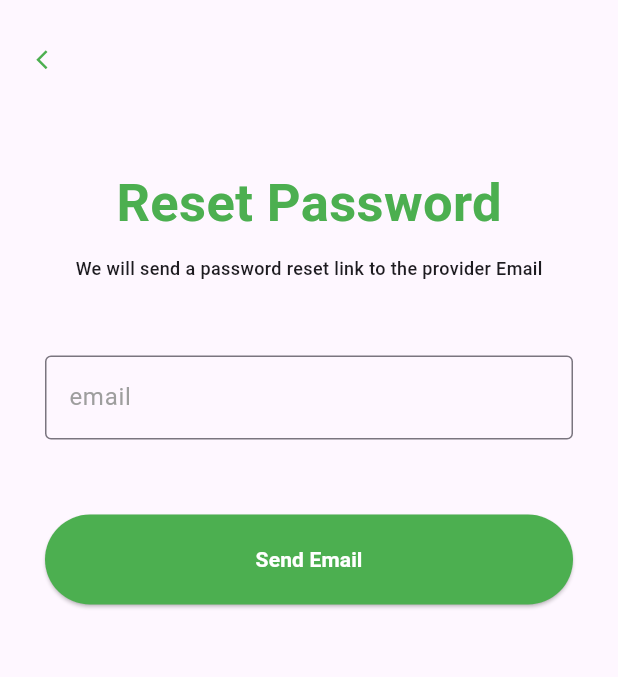
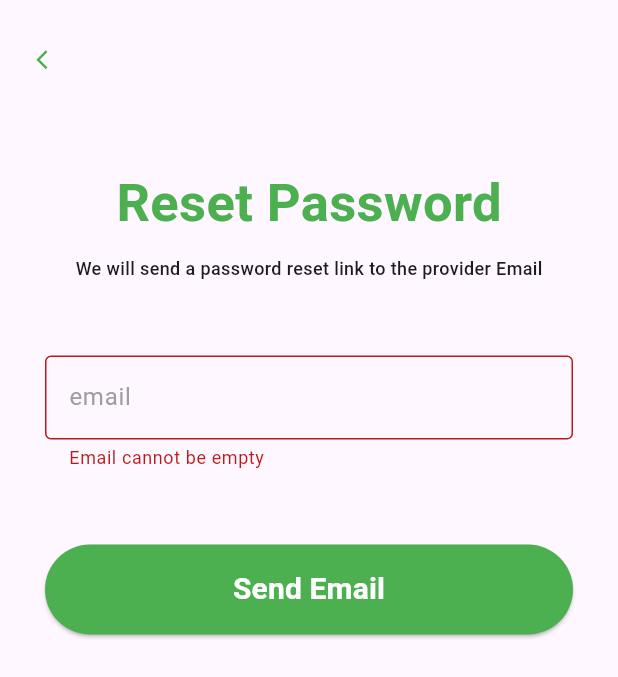
Before and after one commit to OskarPerlinski/recipe_app_supabase_cleanArchitecture_BLoC, a Flutter app: the ResetPasswordPage screen opened directly, after a tap on "Send Email", on a phone screen of 412 x 824 dp. Shown: the top 677 px of the screen. Run offline on Flutter 3.47's test engine with Material 3 defaults, Android fonts, the phone set to English and light mode, and no system bars; our stand-ins replace bloc, dartz, flutter_bloc, flutter_dotenv, flutter_hooks, get_it and 1 more; accounts and stored records are empty.

Commit message:
added bloc provider, listener and add basisc reactive button

```diff
--- a/lib/presentation/auth/reset_password.dart
+++ b/lib/presentation/auth/reset_password.dart
@@ -1,18 +1,39 @@
 import 'package:flutter/material.dart';
+import 'package:flutter_bloc/flutter_bloc.dart';
 import 'package:flutter_hooks/flutter_hooks.dart';
+import 'package:recipe_api/bloc/button/button_cubit.dart';
+import 'package:recipe_api/bloc/button/button_state.dart';
 import 'package:recipe_api/commom/widgets/appbar/basic_appbar.dart';
-import 'package:recipe_api/commom/widgets/buttons/basic_button.dart';
+import 'package:recipe_api/commom/widgets/buttons/basic_reactive_button.dart';
+import 'package:recipe_api/domain/auth/usecases/get_reset_password.dart';
+import 'package:recipe_api/presentation/auth/we_send_email.dart';
 
 class ResetPasswordPage extends HookWidget {
-  const ResetPasswordPage({super.key});
+  final emailController = TextEditingController();
+  ResetPasswordPage({super.key});
 
   @override
   Widget build(BuildContext context) {
+    final emailError = useState<String?>(null);
+
     return Scaffold(
       appBar: const BasicAppbar(),
       body: SingleChildScrollView(
         child: Padding(
           padding: const EdgeInsets.only(top: 30),
+          child: BlocProvider(
+            create: (context) => ButtonStateCubit(),
+            child: BlocListener<ButtonStateCubit, ButtonState>(
+              listener: (context, state) {
+                if (state is ButtonLoadedState) {
+                  Navigator.push(
+                    context,
+                    MaterialPageRoute(
+                      builder: (context) => const WeSendEmailPage(),
+                    ),
+                  );
+                }
+              },
               child: Column(
                 mainAxisAlignment: MainAxisAlignment.center,
                 children: [
@@ -20,10 +41,12 @@ class ResetPasswordPage extends HookWidget {
                   const SizedBox(height: 10),
                   _informationText(),
                   const SizedBox(height: 50),
-              _emailField(),
+                  _emailField(emailError),
                   const SizedBox(height: 50),
-              _sendEmailButton(),
+                  _sendEmailButton(context, emailError),
                 ],
+              ),
+            ),
           ),
         ),
       ),
@@ -52,15 +75,17 @@ class ResetPasswordPage extends HookWidget {
     );
   }
 
-  Widget _emailField() {
-    return const Padding(
-      padding: EdgeInsets.only(left: 30, right: 30),
+  Widget _emailField(ValueNotifier<String?> emailError) {
+    return Padding(
+      padding: const EdgeInsets.only(left: 30, right: 30),
       child: TextField(
+        controller: emailController,
         decoration: InputDecoration(
           hintText: 'email',
-          hintStyle: TextStyle(color: Colors.grey),
-          border: OutlineInputBorder(),
-          focusedBorder: OutlineInputBorder(
+          errorText: emailError.value,
+          hintStyle: const TextStyle(color: Colors.grey),
+          border: const OutlineInputBorder(),
+          focusedBorder: const OutlineInputBorder(
             borderSide: BorderSide(color: Colors.green, width: 2),
           ),
         ),
@@ -68,13 +93,37 @@ class ResetPasswordPage extends HookWidget {
     );
   }
 
-  Widget _sendEmailButton() {
+  Widget _sendEmailButton(
+      BuildContext context, ValueNotifier<String?> emailError) {
     return Padding(
       padding: const EdgeInsets.only(left: 30, right: 30),
-      child: BasicButton(
-        onPressed: () {},
+      child: Builder(builder: (context) {
+        return BasicReactiveButton(
+          onPressed: () {
+            if (!_validateEmail(emailError)) {
+              return;
+            }
+            context.read<ButtonStateCubit>().execute(
+                  usecase: GetResetPasswordUseCase(),
+                  params: emailController.text,
+                );
+          },
           title: 'Send Email',
-      ),
+        );
+      }),
     );
   }
+
+  bool _validateEmail(ValueNotifier<String?> emailError) {
+    bool isValid = true;
+
+    final email = emailController.text.trim();
+    if (email.isEmpty) {
+      emailError.value = 'Email cannot be empty';
+      isValid = false;
+    } else {
+      emailError.value = null;
     }
+    return isValid;
+  }
+}
```
Lines whose indentation alone changed are shown as unchanged.
